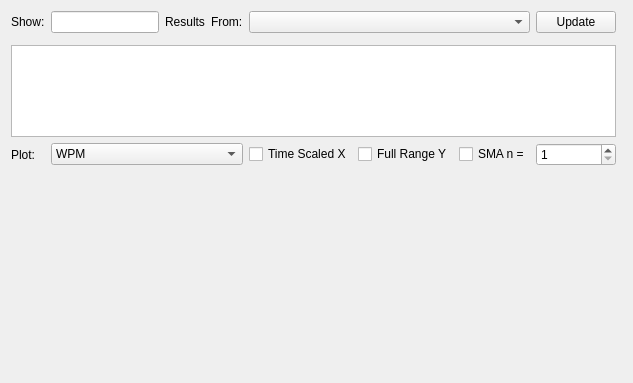
First picture: the form in performancehistory.ui, repository coryo/amphetype2, before the edit.
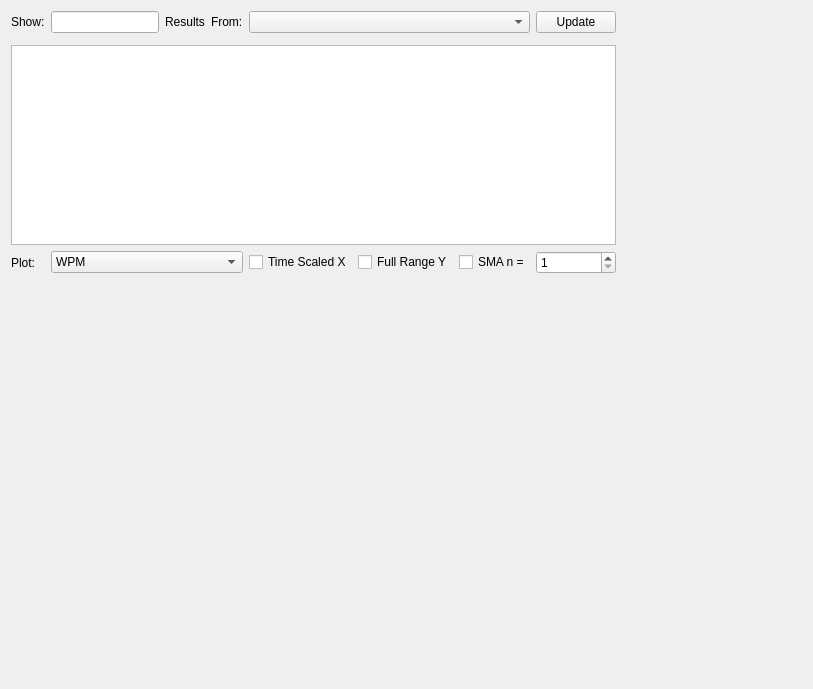
Second picture: the form after the edit. Custom widgets are drawn as their Qt base class.

The edit to the form file:
```diff
--- a/performancehistory.ui
+++ b/performancehistory.ui
@@ -6,8 +6,8 @@
    <rect>
     <x>0</x>
     <y>0</y>
-    <width>578</width>
-    <height>383</height>
+    <width>813</width>
+    <height>689</height>
    </rect>
   </property>
   <property name="windowTitle">
@@ -16,7 +16,7 @@
   <layout class="QGridLayout" name="gridLayout_2">
    <item row="1" column="0">
     <layout class="QGridLayout" name="gridLayout">
-     <item row="4" column="8">
+     <item row="5" column="8">
       <spacer name="horizontalSpacer_2">
        <property name="orientation">
         <enum>Qt::Horizontal</enum>
@@ -29,7 +29,7 @@
        </property>
       </spacer>
      </item>
-     <item row="6" column="0" colspan="9">
+     <item row="7" column="0" colspan="9">
       <widget class="QCustomPlot" name="performancePlot" native="true">
        <property name="sizePolicy">
         <sizepolicy hsizetype="Expanding" vsizetype="Expanding">
@@ -45,21 +45,21 @@
        </property>
       </widget>
      </item>
-     <item row="4" column="7">
+     <item row="5" column="7">
       <widget class="QSpinBox" name="smaWindowSpinBox">
        <property name="minimum">
         <number>1</number>
        </property>
       </widget>
      </item>
-     <item row="4" column="5">
+     <item row="5" column="5">
       <widget class="QCheckBox" name="fullRangeYCheckBox">
        <property name="text">
         <string>Full Range Y</string>
        </property>
       </widget>
      </item>
-     <item row="4" column="6">
+     <item row="5" column="6">
       <widget class="QCheckBox" name="dampenCheckBox">
        <property name="text">
         <string>SMA n =</string>
@@ -97,7 +97,7 @@
        </property>
       </widget>
      </item>
-     <item row="4" column="1" colspan="3">
+     <item row="5" column="1" colspan="3">
       <widget class="QComboBox" name="plotSelector">
        <item>
         <property name="text">
@@ -116,21 +116,21 @@
        </item>
       </widget>
      </item>
-     <item row="4" column="4">
-      <widget class="QCheckBox" name="timeScaleCheckBox">
-       <property name="text">
-        <string>Time Scaled X</string>
-       </property>
-      </widget>
-     </item>
-     <item row="4" column="0">
+     <item row="5" column="0">
       <widget class="QLabel" name="label_4">
        <property name="text">
         <string>Plot:</string>
        </property>
       </widget>
      </item>
-     <item row="1" column="8" rowspan="3">
+     <item row="5" column="4">
+      <widget class="QCheckBox" name="timeScaleCheckBox">
+       <property name="text">
+        <string>Time Scaled X</string>
+       </property>
+      </widget>
+     </item>
+     <item row="1" column="8" rowspan="4">
       <spacer name="horizontalSpacer">
        <property name="orientation">
         <enum>Qt::Horizontal</enum>
@@ -143,16 +143,6 @@
        </property>
       </spacer>
      </item>
-     <item row="3" column="0" colspan="8">
-      <widget class="QTreeView" name="performanceView">
-       <property name="sizePolicy">
-        <sizepolicy hsizetype="Preferred" vsizetype="Preferred">
-         <horstretch>0</horstretch>
-         <verstretch>0</verstretch>
-        </sizepolicy>
-       </property>
-      </widget>
-     </item>
      <item row="1" column="7">
       <widget class="QPushButton" name="updateButton">
        <property name="text">
@@ -170,6 +160,25 @@
        </property>
       </widget>
      </item>
+     <item row="3" column="0" rowspan="2" colspan="8">
+      <widget class="QTableView" name="tableView">
+       <property name="minimumSize">
+        <size>
+         <width>0</width>
+         <height>200</height>
+        </size>
+       </property>
+       <property name="alternatingRowColors">
+        <bool>true</bool>
+       </property>
+       <property name="gridStyle">
+        <enum>Qt::NoPen</enum>
+       </property>
+       <property name="cornerButtonEnabled">
+        <bool>false</bool>
+       </property>
+      </widget>
+     </item>
     </layout>
    </item>
   </layout>
```
